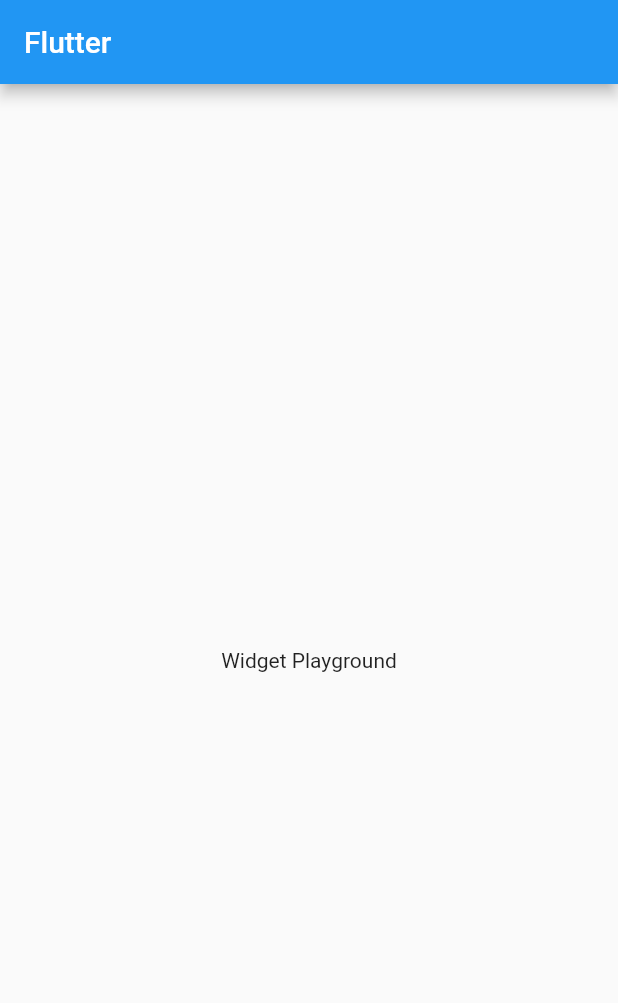
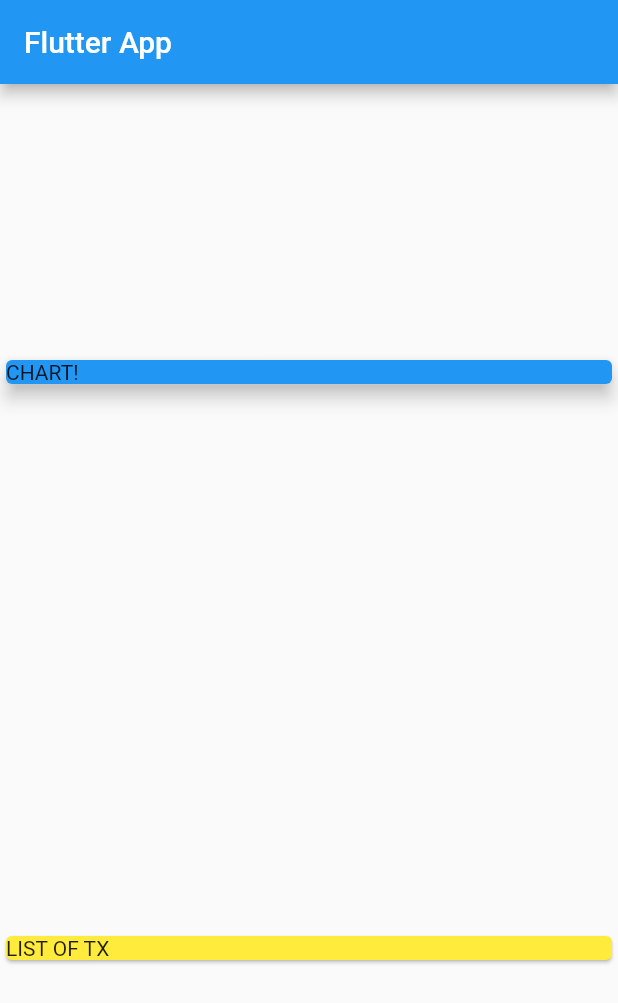
Before and after one commit to azubuikestanley/expense-plan, a Flutter app: the screen it shows after launch, on a phone screen of 412 x 824 dp. Shown: the top 1003 px of the screen. Run offline on Flutter 3.47's test engine with Material 2 defaults, Android fonts, the phone set to English and light mode, and no system bars.

Commit message:
mainAxisAlignment and crossAxisAlignment

```diff
--- a/lib/main.dart
+++ b/lib/main.dart
@@ -17,11 +17,25 @@ class MyHomePage extends StatelessWidget {
   Widget build(BuildContext context) {
     return Scaffold(
       appBar: AppBar(
-        title: Text('Flutter'),
+        title: Text('Flutter App'),
       ),
-      body: Center(
-        child: Text('Widget Playground'),
-      ),
+      body: Column(
+        mainAxisAlignment: MainAxisAlignment.spaceAround,
+        crossAxisAlignment: CrossAxisAlignment.stretch,
+        children: <Widget>[
+        Container(
+          width: double.infinity,
+          child: Card(
+            color: Colors.blue,
+            child: Text('CHART!'),
+            elevation: 5,
+          ),
+        ),
+        Card(
+          child: Text('LIST OF TX'),
+          color: Colors.yellow,
+        ),
+      ]),
     );
   }
 }
```
